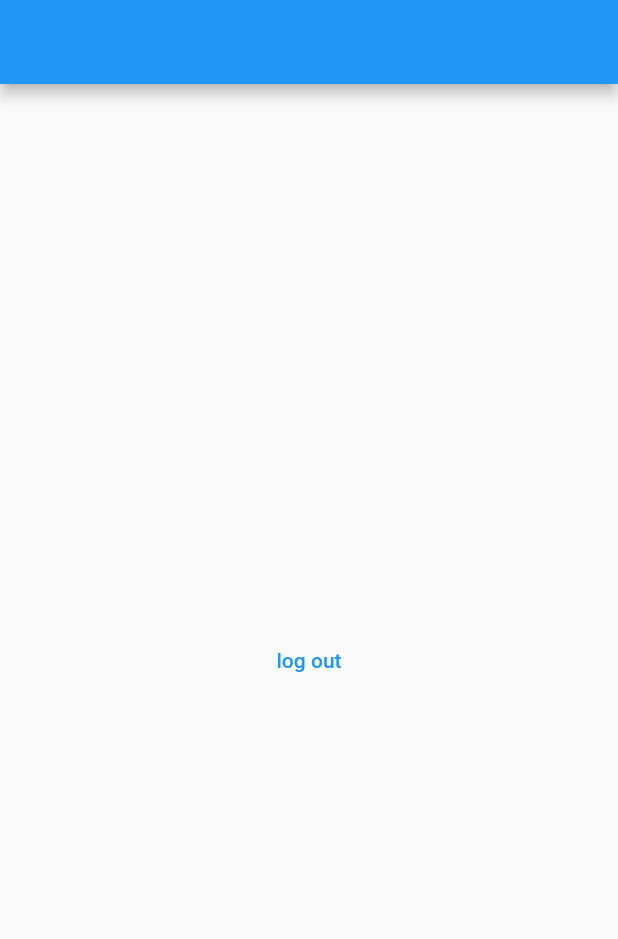
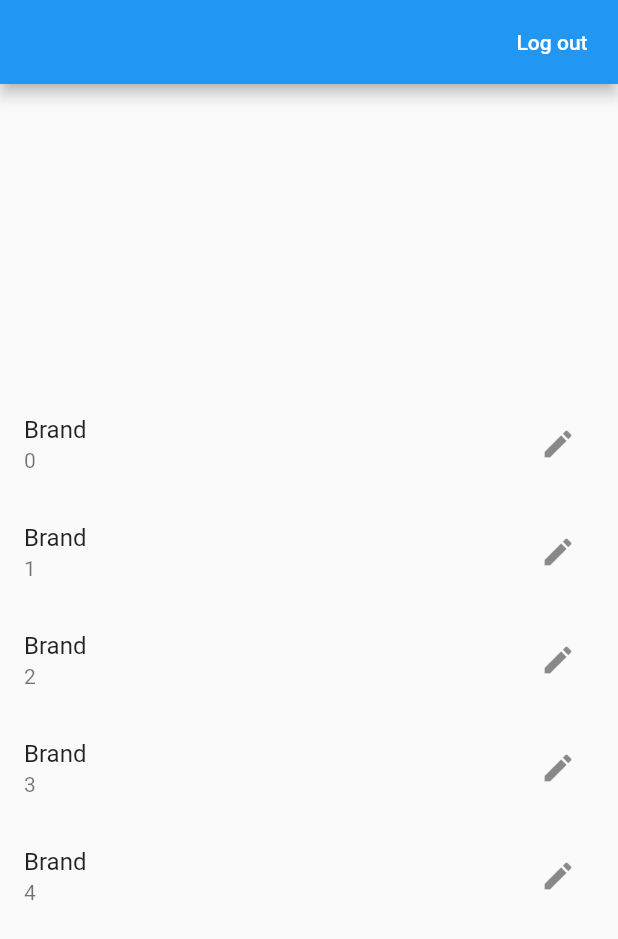
Before and after one commit to tatarmagda/firebase_firstexample, a Flutter app: the screen it shows once a user with an empty profile is signed in, on a phone screen of 412 x 824 dp. Shown: the top 939 px of the screen. Run offline on Flutter 3.47's test engine with Material 2 defaults, Android fonts, the phone set to English and light mode, and no system bars; our stand-ins replace firebase_auth, firebase_core; accounts and stored records are empty.

```diff
--- a/lib/screens/home/home.dart
+++ b/lib/screens/home/home.dart
@@ -8,13 +8,45 @@ class Home extends StatelessWidget {
   @override
   Widget build(BuildContext context) {
     return Scaffold(
-      appBar: AppBar(),
+      appBar: AppBar(
+        actions: <Widget>[
+          FlatButton(
+            textColor: Colors.white,
+            onPressed: () {
+              Provider.of<AuthState>(context, listen: false).signOutWithEmail();
+            },
+            child: Text("Log out"),
+            shape: CircleBorder(
+                side: BorderSide(color: Color.fromARGB(0, 31, 32, 94))),
+          ),
+        ],
+      ),
       body: Center(
-        child: TextButton(
-          child: Text("log out"),
+        child: ListView.builder(
+            shrinkWrap: true,
+            itemCount: 5,
+            itemBuilder: (context, index) {
+              return listItem("Brand", index.toString());
+            }),
+      ),
+    );
+  }
+
+  Widget listItem(brand, model) {
+    return Dismissible(
+      key: UniqueKey(),
+      onDismissed: (direction) {
+        if (direction == DismissDirection.startToEnd ||
+            direction == DismissDirection.endToStart) print("delete");
+      },
+      child: ListTile(
+        title: Text(brand),
+        subtitle: Text(model),
+        trailing: IconButton(
           onPressed: () {
-            Provider.of<AuthState>(context, listen: false).signOutWithEmail();
+            print("delete");
           },
+          icon: Icon(Icons.edit),
         ),
       ),
     );
```
